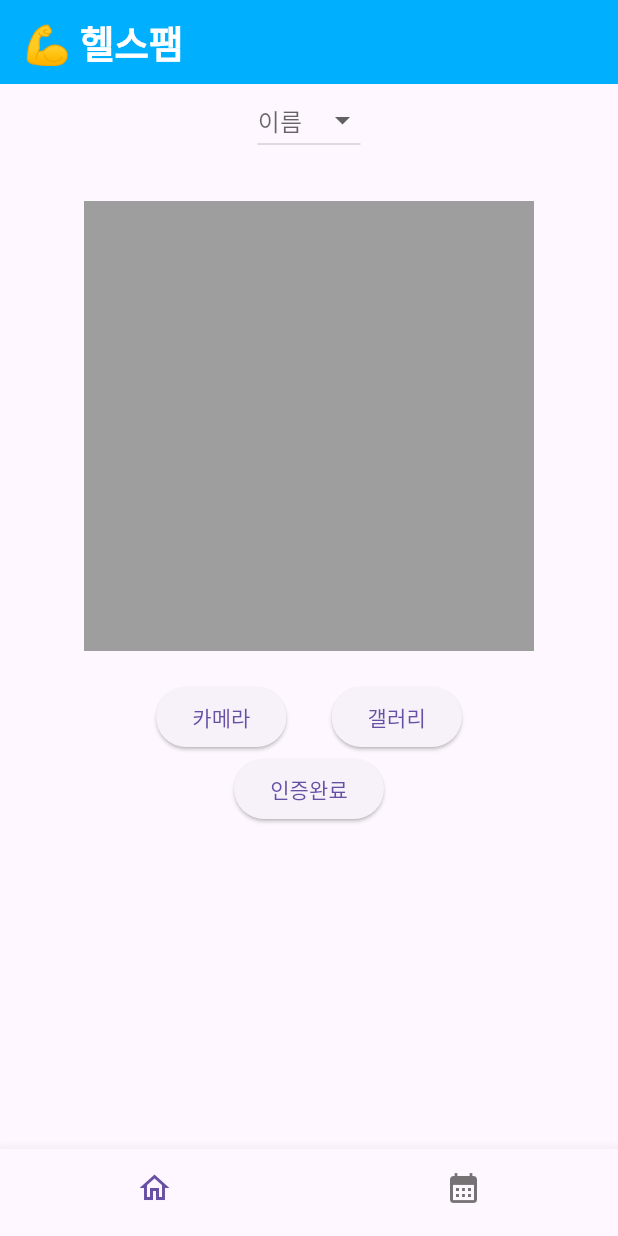
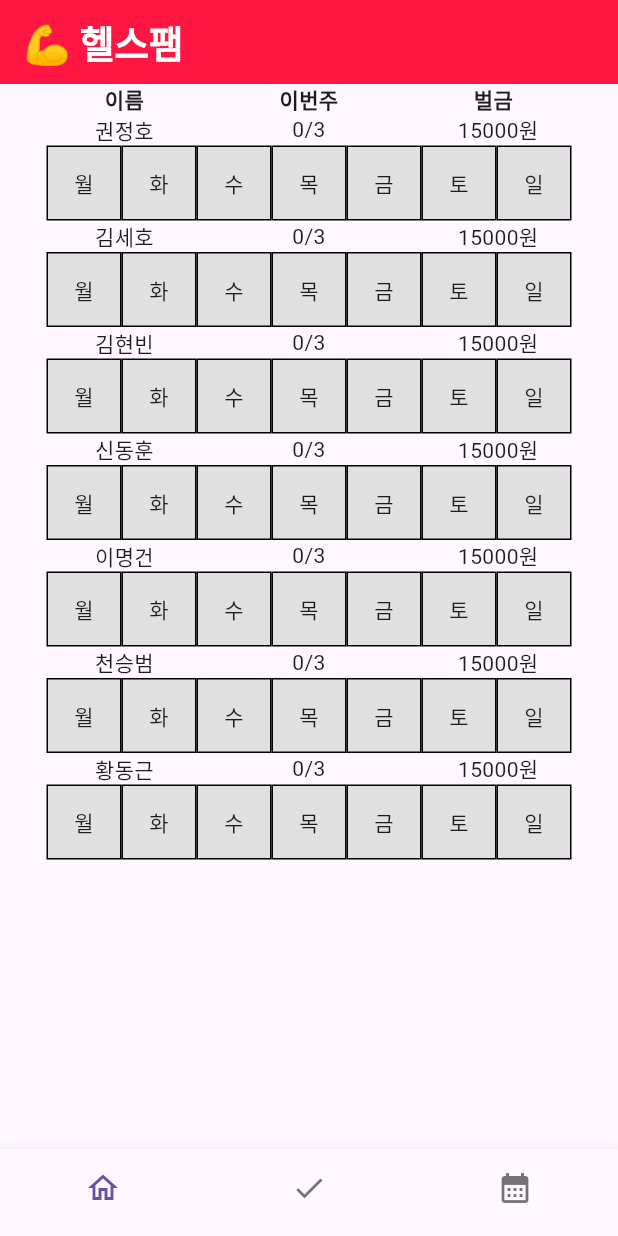
Before and after one commit to 0921sean/HealthFam, a Flutter app: the screen it shows after launch, on a phone screen of 412 x 824 dp. Run offline on Flutter 3.47's test engine with Material 3 defaults, Android fonts, the phone set to English and light mode, and no system bars; our stand-ins replace image_picker.

Commit message:
[04.25] 이번주 진행상황 완성

```diff
--- a/lib/main.dart
+++ b/lib/main.dart
@@ -21,15 +21,16 @@ class MyApp extends StatefulWidget {
 
 class _MyAppState extends State<MyApp> {
   int tab = 0; // Initialize tab index
+  var data = [];
   List<String> names = ['권정호', '김세호', '김현빈', '신동훈', '이명건', '천승범', '황동근'];
-  var data = [];
+  List<String> weekdayList = ['월', '화', '수', '목', '금', '토', '일'];
 
   @override
   Widget build(BuildContext context) {
     return Scaffold(
-      appBar: AppBar( title: Text('💪 헬스팸',), backgroundColor: Colors.lightBlueAccent[400], ),
-      //redAccent[400]
-      body: [Home(names : names), Text('기록페이지')][tab],
+      appBar: AppBar( title: Text('💪 헬스팸',), backgroundColor: Colors.redAccent[400], ), //lightBlueAccent[400]
+      body: [Home(names : names, data : data, weekdayList : weekdayList), Check(names : names, data : data), Text('기록페이지')][tab],
+      // 홈화면 : 이번주 전체 진행상태, 체크화면 : 인증, 달력화면 : 총 기록
       bottomNavigationBar: BottomNavigationBar(
           showSelectedLabels: false,
           showUnselectedLabels: false,
@@ -40,6 +41,7 @@ class _MyAppState extends State<MyApp> {
           },
           items: [
             BottomNavigationBarItem(icon: Icon(Icons.home_outlined), label: '홈'),
+            BottomNavigationBarItem(icon: Icon(Icons.check), label: '체크'),
             BottomNavigationBarItem(icon: Icon(Icons.calendar_month), label: '기록'),
           ]
       ),
@@ -48,14 +50,166 @@ class _MyAppState extends State<MyApp> {
 }
 
 class Home extends StatefulWidget {
-  const Home({super.key, this.names});
-  final List<String>? names;
+  const Home({super.key, this.names, this.data, this.weekdayList});
+  final names, data, weekdayList;
 
   @override
   State<Home> createState() => _HomeState();
 }
 
 class _HomeState extends State<Home> {
+
+  getWeekNum(String name) {
+    DateTime now = DateTime.now();
+    DateTime startOfWeek = now.subtract(Duration(days: now.weekday - 1)); // Get the start of the current week
+    DateTime endOfWeek = now.add(Duration(days: DateTime.daysPerWeek - now.weekday)); // Get the end of the current week
+
+    int count = widget.data.where((entry) =>
+        entry['name'] == name &&
+        DateTime.parse(entry['date']).isAfter(startOfWeek) &&
+        DateTime.parse(entry['date']).isBefore(endOfWeek)
+    ).length;
+
+    // print('${name}: ${count}');
+    return count;
+  }
+
+  getPenalty(String name) {
+    int penalty;
+    DateTime now = DateTime.now();
+    DateTime startOfWeek = now.subtract(Duration(days: now.weekday - 1)); // Get the start of the current week
+    DateTime endOfWeek = now.add(Duration(days: DateTime.daysPerWeek - now.weekday)); // Get the end of the current week
+
+    int count = widget.data.where((entry) =>
+        entry['name'] == name &&
+        DateTime.parse(entry['date']).isAfter(startOfWeek) &&
+        DateTime.parse(entry['date']).isBefore(endOfWeek)
+    ).length;
+
+    if (count > 3) {
+      penalty = 0;
+    } else {
+      penalty = (3 - count) * 5000;
+    }
+    return penalty.toString() + '원';
+  }
+
+  checkWeight(String name, int day) {
+    DateTime now = DateTime.now();
+    DateTime startOfWeek = now.subtract(Duration(days: now.weekday - 1)); // Get the start of the current week
+    DateTime endOfWeek = now.add(Duration(days: DateTime.daysPerWeek - now.weekday)); // Get the end of the current week
+
+    bool didWeight = widget.data.any((entry) =>
+        entry['name'] == name &&
+        DateTime.parse(entry['date']).weekday == day &&
+        DateTime.parse(entry['date']).isAfter(startOfWeek) &&
+        DateTime.parse(entry['date']).isBefore(endOfWeek)
+    );
+
+    return didWeight;
+  }
+
+  @override
+  void initState() {
+    super.initState();
+  }
+
+  @override
+  Widget build(BuildContext context) {
+      return Column(
+        children: [
+          Row(
+            mainAxisAlignment: MainAxisAlignment.spaceEvenly,
+            children: [
+              SizedBox(
+                width: 60,
+                child: Text('이름', style: TextStyle(fontWeight: FontWeight.w700),
+                  textAlign: TextAlign.center,
+                ),
+              ),
+              SizedBox(
+                width: 80,
+                child: Text('이번주', style: TextStyle(fontWeight: FontWeight.w700),
+                  textAlign: TextAlign.center,
+                ),
+              ),
+              SizedBox(
+                width: 60,
+                child: Text('벌금', style: TextStyle(fontWeight: FontWeight.w700),
+                  textAlign: TextAlign.center,
+                ),
+              ),
+            ]
+          ),
+          Container(
+            height : 500,
+            child: ListView.builder(
+              itemCount: widget.names.length,
+              itemBuilder: (c, i){
+                return Column(
+                  children: [
+                    Row(
+                      mainAxisAlignment: MainAxisAlignment.spaceEvenly,
+                      children: [
+                        SizedBox(
+                          width: 60,
+                          child: Text('${widget.names[i]}',
+                            textAlign: TextAlign.center,
+                          ),
+                        ),
+                        SizedBox(
+                          width: 80,
+                          child: Text('${getWeekNum(widget.names[i]).toString()}/3',
+                            textAlign: TextAlign.center,
+                          ),
+                        ),
+                        SizedBox(
+                          width: 60,
+                          child: Text('${getPenalty(widget.names[i]).toString()}',
+                            textAlign: TextAlign.right,
+                          ),
+                        )
+                      ]
+                    ),
+                    Row(
+                      mainAxisAlignment: MainAxisAlignment.center,
+                      children: [
+                        for (var day in widget.weekdayList)
+                        Container(
+                          width: 50,
+                          height: 50,
+                          alignment: Alignment.center,
+                          decoration: BoxDecoration(
+                            color: checkWeight(widget.names[i], widget.weekdayList.indexOf(day)) == true
+                              ? Colors.red[300] // Example background color
+                              : Colors.grey[300], // Example background color
+                            border: Border.all(color: Colors.black), // Example border
+                          ),
+                          child: Text(day),
+                        )
+                      ]
+                    ),
+                  ],
+                );
+              },
+            ),
+          ),
+        ],
+      );
+  }
+}
+
+
+class Check extends StatefulWidget {
+  const Check({super.key, this.names, this.data});
+  final names;
+  final data;
+
+  @override
+  State<Check> createState() => _CheckState();
+}
+
+class _CheckState extends State<Check> {
   String? _selectedName;
   String? _selectedImagePath;
 
@@ -76,9 +230,19 @@ class _HomeState extends State<Home> {
     print('Name: $_selectedName');
     print('Image path: $_selectedImagePath');
     // Add logic to store the data
-    // var addData = {
-    //   'id': data.length,
-    // }
+    if (_selectedName != null) {
+      var newData = {
+        'id': widget.data.length,
+        'name': _selectedName,
+        'image': _selectedImagePath,
+        'date': DateTime.now().toString(),
+        // 'date': '2024-04-21 06:35:30.869945',
+      };
+      setState(() {
+        widget.data.add(newData);
+      });
+      print('Data: ${widget.data}');
+    }
   }
 
   @override
@@ -89,7 +253,7 @@ class _HomeState extends State<Home> {
         crossAxisAlignment: CrossAxisAlignment.center,
         children: <Widget>[
           SelectInput(
-            names: widget.names ?? [],
+            names: widget.names,
             onNameSelected: _handleNameSelected,
           ),
           ImageInputScreen(
@@ -97,7 +261,7 @@ class _HomeState extends State<Home> {
           ),
           ElevatedButton(
             onPressed: _handleSubmit,
-            child: Text('인증완료'),
+            child: Text('인증'),
           ),
         ],
       ),
```
